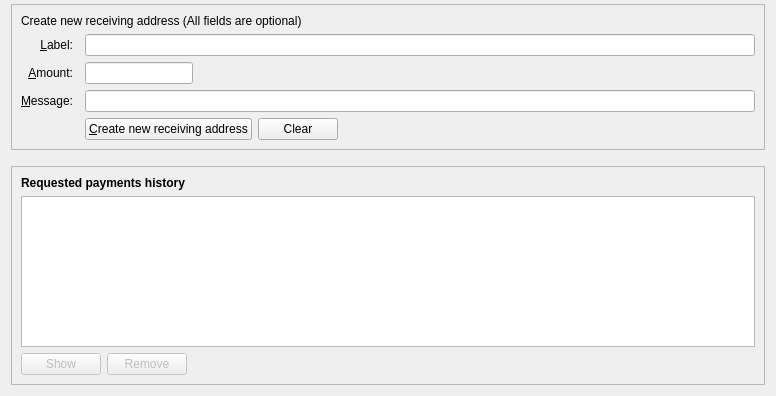
Above: src/qt/forms/receivecoinsdialog.ui from VeriConomy/vericoin before the change. Below: the same form after it.
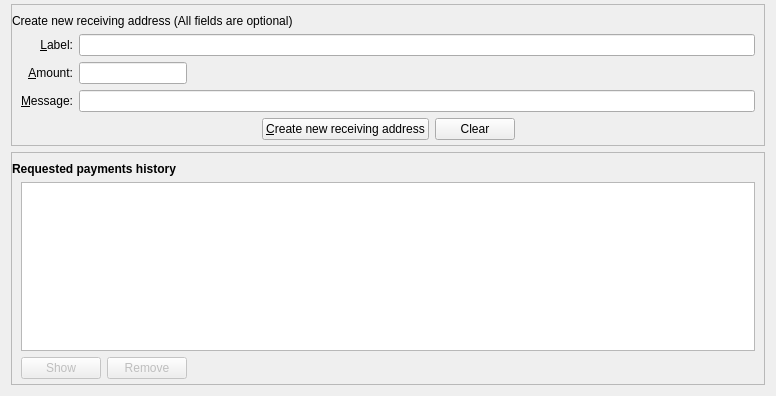
That is the form after the change. Icons and pictures are not drawn. Custom widgets are drawn as their Qt base class.

Commit message: Implement Receive coin UI (#61)

The edit to the form file:
```diff
--- a/src/qt/forms/receivecoinsdialog.ui
+++ b/src/qt/forms/receivecoinsdialog.ui
@@ -10,7 +10,7 @@
     <height>396</height>
    </rect>
   </property>
-  <layout class="QVBoxLayout" name="verticalLayout" stretch="0,0,1">
+  <layout class="QVBoxLayout" name="verticalLayout" stretch="0,1">
    <property name="topMargin">
     <number>4</number>
    </property>
@@ -29,9 +29,38 @@
       <enum>QFrame::Sunken</enum>
      </property>
      <layout class="QVBoxLayout" name="verticalLayout_3">
+      <property name="leftMargin">
+       <number>0</number>
+      </property>
+      <property name="rightMargin">
+       <number>0</number>
+      </property>
+      <property name="bottomMargin">
+       <number>5</number>
+      </property>
+      <item>
+       <widget class="QLabel" name="label_5">
+        <property name="text">
+         <string>&lt;html&gt;&lt;head/&gt;&lt;body&gt;&lt;p&gt;Create new receiving address (All fields are optional)&lt;/p&gt;&lt;/body&gt;&lt;/html&gt;</string>
+        </property>
+       </widget>
+      </item>
       <item>
        <layout class="QGridLayout" name="gridLayout">
-        <item row="5" column="0">
+        <property name="leftMargin">
+         <number>9</number>
+        </property>
+        <property name="rightMargin">
+         <number>9</number>
+        </property>
+        <item row="2" column="1">
+         <widget class="QLineEdit" name="reqMessage">
+          <property name="toolTip">
+           <string>An optional message to attach to the payment request, which will be displayed when the request is opened. Note: The message will not be sent with the payment over the Verium network.</string>
+          </property>
+         </widget>
+        </item>
+        <item row="1" column="0">
          <widget class="QLabel" name="label">
           <property name="toolTip">
            <string>An optional amount to request. Leave this empty or zero to not request a specific amount.</string>
@@ -47,7 +76,65 @@
           </property>
          </widget>
         </item>
-        <item row="6" column="0">
+        <item row="1" column="1">
+         <layout class="QHBoxLayout" name="horizontalLayout_6">
+          <item>
+           <widget class="BitcoinAmountField" name="reqAmount">
+            <property name="sizePolicy">
+             <sizepolicy hsizetype="Fixed" vsizetype="Fixed">
+              <horstretch>0</horstretch>
+              <verstretch>0</verstretch>
+             </sizepolicy>
+            </property>
+            <property name="minimumSize">
+             <size>
+              <width>60</width>
+              <height>0</height>
+             </size>
+            </property>
+            <property name="maximumSize">
+             <size>
+              <width>1000</width>
+              <height>100</height>
+             </size>
+            </property>
+            <property name="toolTip">
+             <string>An optional amount to request. Leave this empty or zero to not request a specific amount.</string>
+            </property>
+           </widget>
+          </item>
+          <item>
+           <spacer name="horizontalSpacer_3">
+            <property name="orientation">
+             <enum>Qt::Horizontal</enum>
+            </property>
+            <property name="sizeHint" stdset="0">
+             <size>
+              <width>0</width>
+              <height>0</height>
+             </size>
+            </property>
+           </spacer>
+          </item>
+         </layout>
+        </item>
+        <item row="0" column="0">
+         <widget class="QLabel" name="label_2">
+          <property name="toolTip">
+           <string>An optional label to associate with the new receiving address.</string>
+          </property>
+          <property name="text">
+           <string>&amp;Label:</string>
+          </property>
+          <property name="alignment">
+           <set>Qt::AlignRight|Qt::AlignTrailing|Qt::AlignVCenter</set>
+          </property>
+          <property name="buddy">
+           <cstring>reqLabel</cstring>
+          </property>
+         </widget>
+        </item>
+        <item row="2" column="0">
          <widget class="QLabel" name="label_3">
           <property name="toolTip">
            <string>An optional message to attach to the payment request, which will be displayed when the request is opened. Note: The message will not be sent with the payment over the Verium network.</string>
@@ -63,38 +150,30 @@
           </property>
          </widget>
         </item>
-        <item row="4" column="2">
+        <item row="0" column="1">
          <widget class="QLineEdit" name="reqLabel">
           <property name="toolTip">
            <string>An optional label to associate with the new receiving address.</string>
           </property>
          </widget>
         </item>
-        <item row="4" column="0">
-         <widget class="QLabel" name="label_2">
-          <property name="toolTip">
-           <string>An optional label to associate with the new receiving address.</string>
-          </property>
-          <property name="text">
-           <string>&amp;Label:</string>
-          </property>
-          <property name="alignment">
-           <set>Qt::AlignRight|Qt::AlignTrailing|Qt::AlignVCenter</set>
-          </property>
-          <property name="buddy">
-           <cstring>reqLabel</cstring>
-          </property>
-         </widget>
-        </item>
-        <item row="6" column="2">
-         <widget class="QLineEdit" name="reqMessage">
-          <property name="toolTip">
-           <string>An optional message to attach to the payment request, which will be displayed when the request is opened. Note: The message will not be sent with the payment over the Verium network.</string>
-          </property>
-         </widget>
-        </item>
-        <item row="7" column="2">
+       </layout>
+      </item>
+      <item>
          <layout class="QHBoxLayout" name="horizontalLayout">
+        <item>
+         <spacer name="horizontalSpacer">
+          <property name="orientation">
+           <enum>Qt::Horizontal</enum>
+          </property>
+          <property name="sizeHint" stdset="0">
+           <size>
+            <width>40</width>
+            <height>20</height>
+           </size>
+          </property>
+         </spacer>
+        </item>
           <item>
            <widget class="QPushButton" name="receiveButton">
             <property name="minimumSize">
@@ -136,7 +215,7 @@
            </widget>
           </item>
           <item>
-           <spacer name="horizontalSpacer">
+         <spacer name="horizontalSpacer_4">
             <property name="orientation">
              <enum>Qt::Horizontal</enum>
             </property>
@@ -150,79 +229,8 @@
           </item>
          </layout>
         </item>
-        <item row="7" column="0">
-         <widget class="QLabel" name="label_7">
-          <property name="text">
-           <string/>
-          </property>
-         </widget>
-        </item>
-        <item row="5" column="2">
-         <layout class="QHBoxLayout" name="horizontalLayout_6">
-          <item>
-           <widget class="BitcoinAmountField" name="reqAmount">
-            <property name="sizePolicy">
-             <sizepolicy hsizetype="Fixed" vsizetype="Fixed">
-              <horstretch>0</horstretch>
-              <verstretch>0</verstretch>
-             </sizepolicy>
-            </property>
-            <property name="minimumSize">
-             <size>
-              <width>80</width>
-              <height>0</height>
-             </size>
-            </property>
-            <property name="maximumSize">
-             <size>
-              <width>1000</width>
-              <height>100</height>
-             </size>
-            </property>
-            <property name="toolTip">
-             <string>An optional amount to request. Leave this empty or zero to not request a specific amount.</string>
-            </property>
-           </widget>
-          </item>
-          <item>
-           <spacer name="horizontalSpacer_3">
-            <property name="orientation">
-             <enum>Qt::Horizontal</enum>
-            </property>
-            <property name="sizeHint" stdset="0">
-             <size>
-              <width>0</width>
-              <height>0</height>
-             </size>
-            </property>
-           </spacer>
-          </item>
-         </layout>
-        </item>
-        <item row="2" column="0" colspan="3">
-         <widget class="QLabel" name="label_5">
-          <property name="text">
-           <string>&lt;html&gt;&lt;head/&gt;&lt;body&gt;&lt;p&gt;Create new receiving address (All fields are optional)&lt;/p&gt;&lt;/body&gt;&lt;/html&gt;</string>
-          </property>
-         </widget>
-        </item>
-       </layout>
-      </item>
-     </layout>
-    </widget>
-   </item>
-   <item>
-    <spacer name="verticalSpacer_2">
-     <property name="orientation">
-      <enum>Qt::Vertical</enum>
-     </property>
-     <property name="sizeHint" stdset="0">
-      <size>
-       <width>20</width>
-       <height>10</height>
-      </size>
-     </property>
-    </spacer>
+     </layout>
+    </widget>
    </item>
    <item>
     <widget class="QFrame" name="frame">
@@ -239,6 +247,15 @@
       <enum>QFrame::Raised</enum>
      </property>
      <layout class="QVBoxLayout" name="verticalLayout_2">
+      <property name="leftMargin">
+       <number>0</number>
+      </property>
+      <property name="rightMargin">
+       <number>0</number>
+      </property>
+      <property name="bottomMargin">
+       <number>5</number>
+      </property>
       <item>
        <widget class="QLabel" name="label_6">
         <property name="font">
@@ -253,6 +270,14 @@
        </widget>
       </item>
       <item>
+       <layout class="QVBoxLayout" name="verticalLayout_5">
+        <property name="leftMargin">
+         <number>9</number>
+        </property>
+        <property name="rightMargin">
+         <number>9</number>
+        </property>
+        <item>
        <widget class="QTableView" name="recentRequestsView">
         <property name="contextMenuPolicy">
          <enum>Qt::CustomContextMenu</enum>
@@ -323,6 +348,8 @@
        </layout>
       </item>
      </layout>
+      </item>
+     </layout>
     </widget>
    </item>
   </layout>
```
Left out of the diff: 1 changed line with no effect on the pictures. Lines whose indentation alone changed are shown as unchanged. The commit also changes 5 other files.
